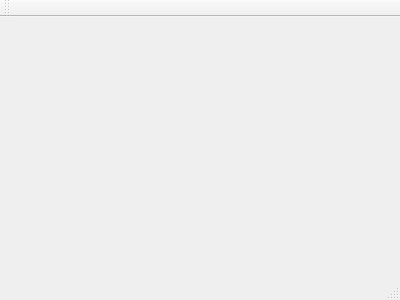
First picture: the form in mainwindow.ui, repository plapacz6/Qt_gameOfLife, before the edit.
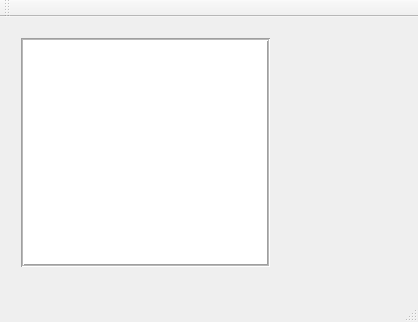
Second picture: the form after the edit.

```diff
--- a/mainwindow.ui
+++ b/mainwindow.ui
@@ -1,24 +1,115 @@
 <ui version="4.0">
  <class>MainWindow</class>
- <widget class="QMainWindow" name="MainWindow" >
-  <property name="geometry" >
+ <widget class="QMainWindow" name="MainWindow">
+  <property name="geometry">
    <rect>
     <x>0</x>
     <y>0</y>
-    <width>400</width>
-    <height>300</height>
+    <width>418</width>
+    <height>322</height>
    </rect>
   </property>
   <property name="windowTitle" >
    <string>MainWindow</string>
   </property>
-  <widget class="QMenuBar" name="menuBar" />
-  <widget class="QToolBar" name="mainToolBar" />
-  <widget class="QWidget" name="centralWidget" />
-  <widget class="QStatusBar" name="statusBar" />
+  <widget class="QWidget" name="centralWidget">
+   <widget class="QWidget" name="horizontalLayoutWidget">
+    <property name="geometry">
+     <rect>
+      <x>10</x>
+      <y>10</y>
+      <width>271</width>
+      <height>251</height>
+     </rect>
+    </property>
+    <layout class="QHBoxLayout" name="horizontalLayout">
+     <item>
+      <widget class="QTableView" name="tableView">
+       <property name="frameShape">
+        <enum>QFrame::Box</enum>
+       </property>
+       <property name="midLineWidth">
+        <number>1</number>
+       </property>
+       <property name="autoScroll">
+        <bool>false</bool>
+       </property>
+       <property name="selectionMode">
+        <enum>QAbstractItemView::MultiSelection</enum>
+       </property>
+       <property name="iconSize">
+        <size>
+         <width>10</width>
+         <height>10</height>
+        </size>
+       </property>
+       <property name="wordWrap">
+        <bool>false</bool>
+       </property>
+       <property name="cornerButtonEnabled">
+        <bool>false</bool>
+       </property>
+       <attribute name="horizontalHeaderVisible">
+        <bool>false</bool>
+       </attribute>
+       <attribute name="horizontalHeaderDefaultSectionSize">
+        <number>10</number>
+       </attribute>
+       <attribute name="horizontalHeaderHighlightSections">
+        <bool>false</bool>
+       </attribute>
+       <attribute name="horizontalHeaderMinimumSectionSize">
+        <number>5</number>
+       </attribute>
+       <attribute name="verticalHeaderVisible">
+        <bool>false</bool>
+       </attribute>
+       <attribute name="verticalHeaderDefaultSectionSize">
+        <number>10</number>
+       </attribute>
+       <attribute name="verticalHeaderHighlightSections">
+        <bool>false</bool>
+       </attribute>
+       <attribute name="verticalHeaderMinimumSectionSize">
+        <number>5</number>
+       </attribute>
+      </widget>
+     </item>
+    </layout>
+   </widget>
+   <widget class="QWidget" name="verticalLayoutWidget">
+    <property name="geometry">
+     <rect>
+      <x>290</x>
+      <y>10</y>
+      <width>111</width>
+      <height>251</height>
+     </rect>
+    </property>
+    <layout class="QVBoxLayout" name="verticalLayout"/>
+   </widget>
+  </widget>
+  <widget class="QMenuBar" name="menuBar">
+   <property name="geometry">
+    <rect>
+     <x>0</x>
+     <y>0</y>
+     <width>418</width>
+     <height>22</height>
+    </rect>
+   </property>
+  </widget>
+  <widget class="QToolBar" name="mainToolBar">
+   <attribute name="toolBarArea">
+    <enum>TopToolBarArea</enum>
+   </attribute>
+   <attribute name="toolBarBreak">
+    <bool>false</bool>
+   </attribute>
+  </widget>
+  <widget class="QStatusBar" name="statusBar"/>
  </widget>
- <layoutDefault spacing="6" margin="11" />
- <pixmapfunction></pixmapfunction>
+ <layoutdefault spacing="6" margin="11"/>
  <resources/>
  <connections/>
 </ui>
```
Left out of the diff: 3 changed lines with no effect on the pictures.
